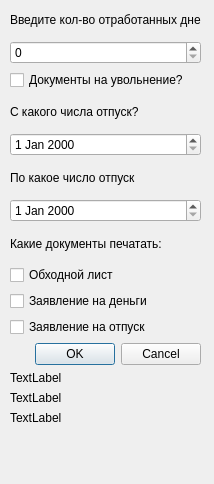
This is python version/komendant/OtpuskUI.ui in luceferon/komendant as Qt 5 draws it before an edit. The edited form follows.
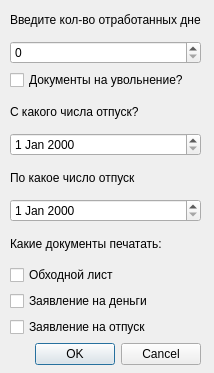
This is the edited form.

Commit message: ЗАКОНЧЕНО. Формирование документов на отпуск, отправка всех соправодительных файлов в печать.

Patch:
```diff
--- a/python version/komendant/OtpuskUI.ui
+++ b/python version/komendant/OtpuskUI.ui
@@ -7,7 +7,7 @@
     <x>0</x>
     <y>0</y>
     <width>214</width>
-    <height>484</height>
+    <height>373</height>
    </rect>
   </property>
   <property name="windowTitle">
@@ -16,45 +16,6 @@
   <property name="modal">
    <bool>true</bool>
   </property>
-  <widget class="QLabel" name="label_5">
-   <property name="geometry">
-    <rect>
-     <x>10</x>
-     <y>370</y>
-     <width>191</width>
-     <height>16</height>
-    </rect>
-   </property>
-   <property name="text">
-    <string>TextLabel</string>
-   </property>
-  </widget>
-  <widget class="QLabel" name="label_6">
-   <property name="geometry">
-    <rect>
-     <x>10</x>
-     <y>390</y>
-     <width>191</width>
-     <height>16</height>
-    </rect>
-   </property>
-   <property name="text">
-    <string>TextLabel</string>
-   </property>
-  </widget>
-  <widget class="QLabel" name="label_7">
-   <property name="geometry">
-    <rect>
-     <x>10</x>
-     <y>410</y>
-     <width>181</width>
-     <height>16</height>
-    </rect>
-   </property>
-   <property name="text">
-    <string>TextLabel</string>
-   </property>
-  </widget>
   <widget class="QWidget" name="">
    <property name="geometry">
     <rect>
```
The commit also changes 1 other file.
